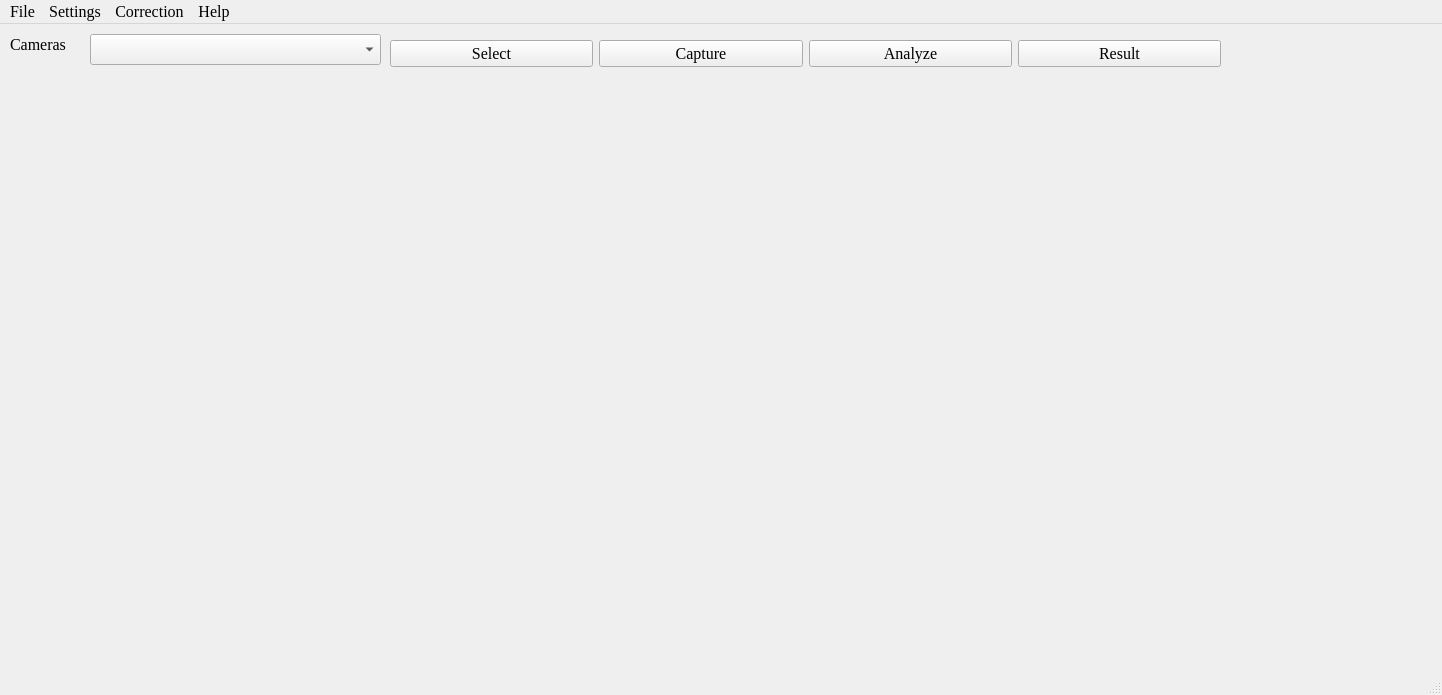
This is Analyzer/analyzer.ui in MinbinGong/QtProjects as Qt 5 draws it before an edit. The edited form follows.
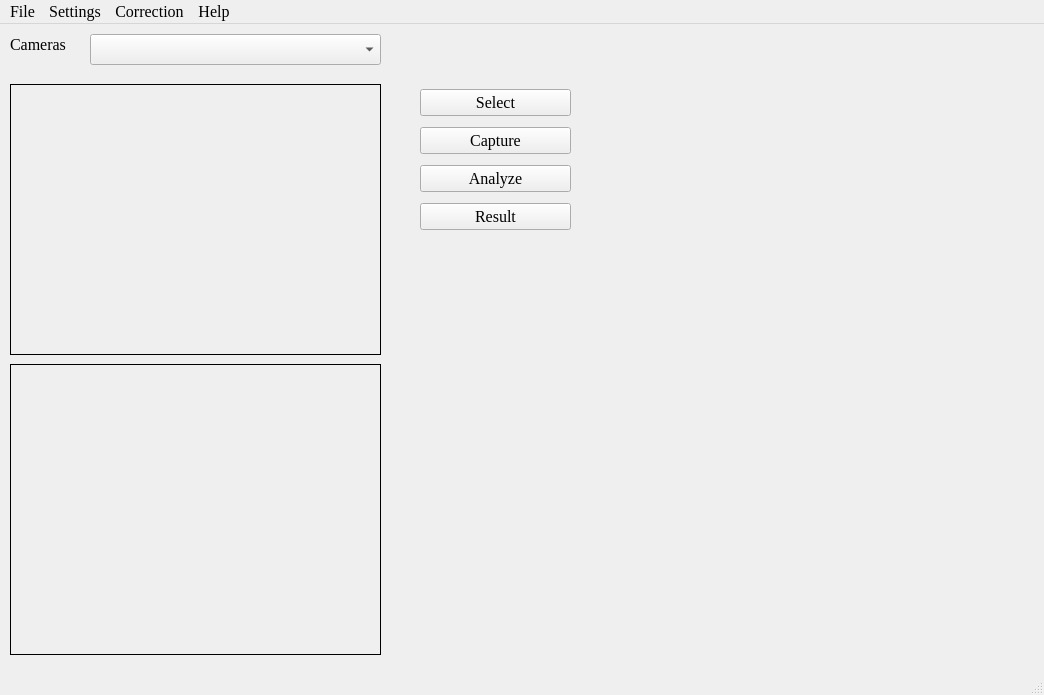
This is the edited form.

Commit message: new draft for analyzer

```diff
--- a/Analyzer/analyzer.ui
+++ b/Analyzer/analyzer.ui
@@ -6,7 +6,7 @@
    <rect>
     <x>0</x>
     <y>0</y>
-    <width>1442</width>
+    <width>1044</width>
     <height>695</height>
    </rect>
   </property>
@@ -52,78 +52,14 @@
    <widget class="QWidget" name="horizontalLayoutWidget">
     <property name="geometry">
      <rect>
-      <x>390</x>
+      <x>580</x>
       <y>60</y>
-      <width>1031</width>
-      <height>571</height>
+      <width>441</width>
+      <height>261</height>
      </rect>
     </property>
     <layout class="QHBoxLayout" name="imageView"/>
    </widget>
-   <widget class="QWidget" name="horizontalLayoutWidget_2">
-    <property name="geometry">
-     <rect>
-      <x>390</x>
-      <y>10</y>
-      <width>831</width>
-      <height>40</height>
-     </rect>
-    </property>
-    <layout class="QHBoxLayout" name="horizontalLayout">
-     <item>
-      <widget class="QPushButton" name="select">
-       <property name="font">
-        <font>
-         <family>Times New Roman</family>
-         <pointsize>12</pointsize>
-        </font>
-       </property>
-       <property name="text">
-        <string>Select</string>
-       </property>
-      </widget>
-     </item>
-     <item>
-      <widget class="QPushButton" name="capture">
-       <property name="font">
-        <font>
-         <family>Times New Roman</family>
-         <pointsize>12</pointsize>
-        </font>
-       </property>
-       <property name="text">
-        <string>Capture</string>
-       </property>
-      </widget>
-     </item>
-     <item>
-      <widget class="QPushButton" name="analyze">
-       <property name="font">
-        <font>
-         <family>Times New Roman</family>
-         <pointsize>12</pointsize>
-        </font>
-       </property>
-       <property name="text">
-        <string>Analyze</string>
-       </property>
-      </widget>
-     </item>
-     <item>
-      <widget class="QPushButton" name="result">
-       <property name="font">
-        <font>
-         <family>Times New Roman</family>
-         <pointsize>12</pointsize>
-        </font>
-       </property>
-       <property name="text">
-        <string>Result</string>
-       </property>
-      </widget>
-     </item>
-    </layout>
-   </widget>
    <widget class="QWidget" name="verticalLayoutWidget">
     <property name="geometry">
      <rect>
@@ -136,9 +72,18 @@
     <layout class="QVBoxLayout" name="verticalLayout">
      <item>
       <widget class="QLabel" name="reference">
+       <property name="frameShape">
+        <enum>QFrame::Box</enum>
+       </property>
        <property name="text">
         <string/>
        </property>
+       <property name="scaledContents">
+        <bool>true</bool>
+       </property>
+       <property name="wordWrap">
+        <bool>true</bool>
+       </property>
       </widget>
      </item>
     </layout>
@@ -155,8 +100,81 @@
     <layout class="QVBoxLayout" name="verticalLayout_2">
      <item>
       <widget class="QLabel" name="zoomLabel">
+       <property name="frameShape">
+        <enum>QFrame::Box</enum>
+       </property>
        <property name="text">
         <string/>
+       </property>
+       <property name="scaledContents">
+        <bool>true</bool>
+       </property>
+       <property name="wordWrap">
+        <bool>true</bool>
+       </property>
+      </widget>
+     </item>
+    </layout>
+   </widget>
+   <widget class="QWidget" name="verticalLayoutWidget_3">
+    <property name="geometry">
+     <rect>
+      <x>420</x>
+      <y>60</y>
+      <width>151</width>
+      <height>151</height>
+     </rect>
+    </property>
+    <layout class="QVBoxLayout" name="verticalLayout_3">
+     <item>
+      <widget class="QPushButton" name="select">
+       <property name="font">
+        <font>
+         <family>Times New Roman</family>
+         <pointsize>12</pointsize>
+        </font>
+       </property>
+       <property name="text">
+        <string>Select</string>
+       </property>
+      </widget>
+     </item>
+     <item>
+      <widget class="QPushButton" name="capture">
+       <property name="font">
+        <font>
+         <family>Times New Roman</family>
+         <pointsize>12</pointsize>
+        </font>
+       </property>
+       <property name="text">
+        <string>Capture</string>
+       </property>
+      </widget>
+     </item>
+     <item>
+      <widget class="QPushButton" name="analyze">
+       <property name="font">
+        <font>
+         <family>Times New Roman</family>
+         <pointsize>12</pointsize>
+        </font>
+       </property>
+       <property name="text">
+        <string>Analyze</string>
+       </property>
+      </widget>
+     </item>
+     <item>
+      <widget class="QPushButton" name="result">
+       <property name="font">
+        <font>
+         <family>Times New Roman</family>
+         <pointsize>12</pointsize>
+        </font>
+       </property>
+       <property name="text">
+        <string>Result</string>
        </property>
       </widget>
      </item>
@@ -168,8 +186,8 @@
     <rect>
      <x>0</x>
      <y>0</y>
-     <width>1442</width>
-     <height>32</height>
+     <width>1044</width>
+     <height>23</height>
     </rect>
    </property>
    <property name="font">
```
The commit also changes 5 other files.
